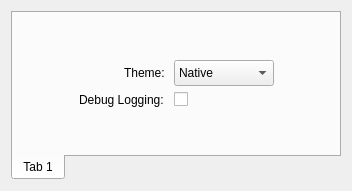
This is src/gui/dialogs/settings/frames/generalsettingsframe.ui in JJPPeters/clTEM as Qt 5 draws it before an edit. The edited form follows.
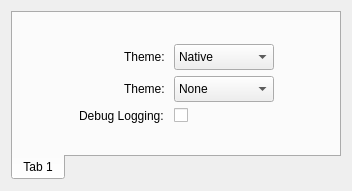
This is the edited form. Custom widgets are drawn as their Qt base class.

Patch:
```diff
--- a/src/gui/dialogs/settings/frames/generalsettingsframe.ui
+++ b/src/gui/dialogs/settings/frames/generalsettingsframe.ui
@@ -27,14 +27,14 @@
        <string>Tab 1</string>
       </attribute>
       <layout class="QGridLayout" name="gridLayout_2">
-       <item row="2" column="1">
+       <item row="3" column="1">
         <widget class="QLabel" name="lblLogging">
          <property name="text">
           <string>Debug Logging: </string>
          </property>
         </widget>
        </item>
-       <item row="2" column="2">
+       <item row="3" column="2">
         <widget class="QCheckBox" name="chkLogging">
          <property name="text">
           <string/>
@@ -108,7 +108,7 @@
          </property>
         </spacer>
        </item>
-       <item row="3" column="2">
+       <item row="4" column="2">
         <spacer name="verticalSpacer_2">
          <property name="orientation">
           <enum>Qt::Vertical</enum>
@@ -134,6 +134,55 @@
          </property>
         </spacer>
        </item>
+       <item row="2" column="1">
+        <widget class="QLabel" name="lblMultisampling">
+         <property name="sizePolicy">
+          <sizepolicy hsizetype="Preferred" vsizetype="Preferred">
+           <horstretch>0</horstretch>
+           <verstretch>0</verstretch>
+          </sizepolicy>
+         </property>
+         <property name="text">
+          <string>Theme: </string>
+         </property>
+         <property name="alignment">
+          <set>Qt::AlignRight|Qt::AlignTrailing|Qt::AlignVCenter</set>
+         </property>
+        </widget>
+       </item>
+       <item row="2" column="2">
+        <widget class="QComboBox" name="cmbMultisampling">
+         <property name="minimumSize">
+          <size>
+           <width>100</width>
+           <height>26</height>
+          </size>
+         </property>
+         <property name="currentIndex">
+          <number>0</number>
+         </property>
+         <item>
+          <property name="text">
+           <string>None</string>
+          </property>
+         </item>
+         <item>
+          <property name="text">
+           <string>2</string>
+          </property>
+         </item>
+         <item>
+          <property name="text">
+           <string>4</string>
+          </property>
+         </item>
+         <item>
+          <property name="text">
+           <string>8</string>
+          </property>
+         </item>
+        </widget>
+       </item>
       </layout>
      </widget>
     </widget>
```
Left out of the diff: 32 changed lines with no effect on the pictures.
